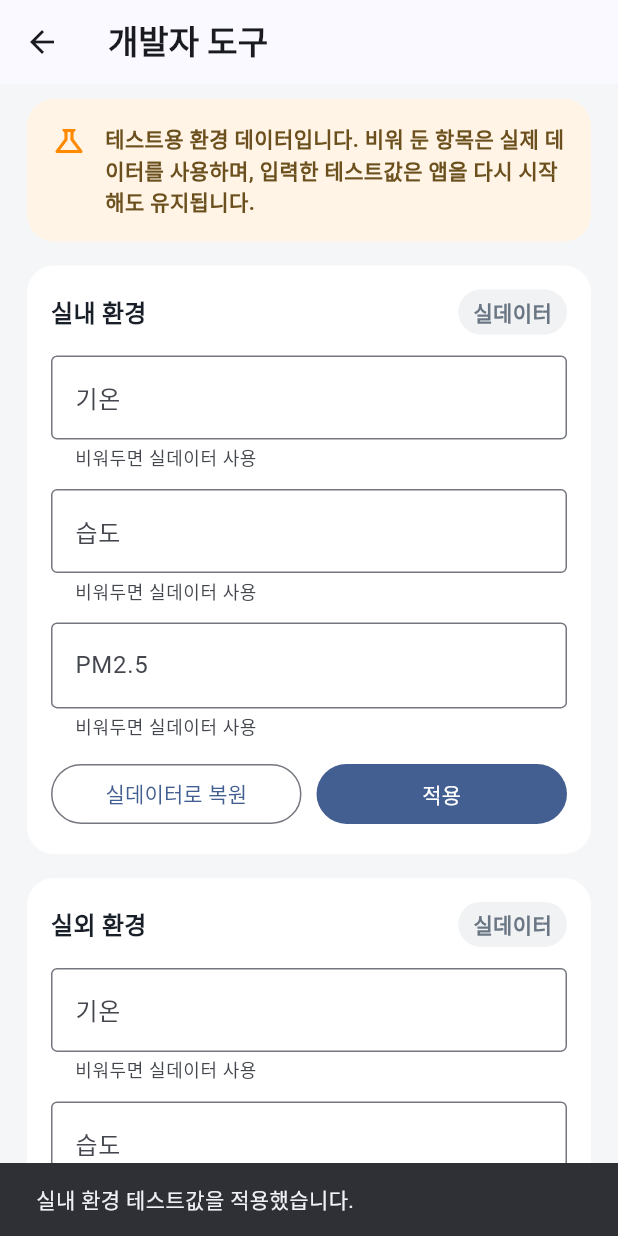
After one commit to nenmen38/2026ESWContest_free_SANGNAMJA, a Flutter app: the DeveloperToolsPage screen opened directly, after a tap on "적용", on a phone screen of 412 x 824 dp. The commit adds this screen. Run offline on Flutter 3.47's test engine with Material 3 defaults, Android fonts, the phone set to English and light mode, and no system bars; our stand-ins replace flutter_blue_plus, flutter_riverpod, flutter_secure_storage, geolocator, permission_handler; missing offline and left inert: cryptography, mobile_scanner, mqtt_client, protobuf; accounts and stored records are empty.

Commit message:
feat: 테스트값 입력 UI 구현

```diff
--- a/software/lib/environment/environment_scope.dart
+++ b/software/lib/environment/environment_scope.dart
@@ -47,7 +47,7 @@ final class IndoorEnvironmentOverrideController
         await (_restore ??= ref
             .read(appStorageProvider)
             .readIndoorEnvironmentOverride());
-    final next = IndoorEnvironmentOverride(
+    await replace(
       temperatureC: field == IndoorEnvironmentField.temperatureC
           ? value
           : current?.temperatureC,
@@ -55,6 +55,18 @@ final class IndoorEnvironmentOverrideController
           ? value
           : current?.humidityPercent,
       pm2_5: field == IndoorEnvironmentField.pm2_5 ? value : current?.pm2_5,
+    );
+  }
+
+  Future<void> replace({
+    double? temperatureC,
+    double? humidityPercent,
+    double? pm2_5,
+  }) async {
+    final next = IndoorEnvironmentOverride(
+      temperatureC: temperatureC,
+      humidityPercent: humidityPercent,
+      pm2_5: pm2_5,
       updatedAt: DateTime.now(),
     );
     next.validate();
@@ -92,8 +104,7 @@ final class OutdoorEnvironmentOverrideController
         await (_restore ??= ref
             .read(appStorageProvider)
             .readOutdoorEnvironmentOverride());
-    final now = DateTime.now();
-    final next = OutdoorEnvironmentOverride(
+    await replace(
       temperatureC: field == OutdoorEnvironmentField.temperatureC
           ? value
           : current?.temperatureC,
@@ -104,7 +115,21 @@ final class OutdoorEnvironmentOverrideController
       precipitationMm: field == OutdoorEnvironmentField.precipitationMm
           ? value
           : current?.precipitationMm,
-      updatedAt: now,
+    );
+  }
+
+  Future<void> replace({
+    double? temperatureC,
+    double? humidityPercent,
+    double? pm2_5,
+    double? precipitationMm,
+  }) async {
+    final next = OutdoorEnvironmentOverride(
+      temperatureC: temperatureC,
+      humidityPercent: humidityPercent,
+      pm2_5: pm2_5,
+      precipitationMm: precipitationMm,
+      updatedAt: DateTime.now(),
     );
     next.validate();
     if (!next.isActive) {
--- /dev/null
+++ b/software/lib/screens/developer_tools_page.dart
@@ -0,0 +1,465 @@
+import 'package:flutter/material.dart';
+import 'package:flutter_riverpod/flutter_riverpod.dart';
+
+import '../environment/environment_models.dart';
+import '../environment/environment_scope.dart';
+
+class DeveloperToolsPage extends ConsumerStatefulWidget {
+  const DeveloperToolsPage({super.key});
+
+  @override
+  ConsumerState<DeveloperToolsPage> createState() => _DeveloperToolsPageState();
+}
+
+class _DeveloperToolsPageState extends ConsumerState<DeveloperToolsPage> {
+  final _indoorFormKey = GlobalKey<FormState>();
+  final _outdoorFormKey = GlobalKey<FormState>();
+  final _indoorTemperature = TextEditingController();
+  final _indoorHumidity = TextEditingController();
+  final _indoorPm25 = TextEditingController();
+  final _outdoorTemperature = TextEditingController();
+  final _outdoorHumidity = TextEditingController();
+  final _outdoorPm25 = TextEditingController();
+  final _outdoorPrecipitation = TextEditingController();
+  bool _initialized = false;
+  bool _savingIndoor = false;
+  bool _savingOutdoor = false;
+  bool _clearingAll = false;
+
+  @override
+  void dispose() {
+    _indoorTemperature.dispose();
+    _indoorHumidity.dispose();
+    _indoorPm25.dispose();
+    _outdoorTemperature.dispose();
+    _outdoorHumidity.dispose();
+    _outdoorPm25.dispose();
+    _outdoorPrecipitation.dispose();
+    super.dispose();
+  }
+
+  void _initialize(
+    IndoorEnvironmentOverride? indoor,
+    OutdoorEnvironmentOverride? outdoor,
+  ) {
+    _indoorTemperature.text = _text(indoor?.temperatureC);
+    _indoorHumidity.text = _text(indoor?.humidityPercent);
+    _indoorPm25.text = _text(indoor?.pm2_5);
+    _outdoorTemperature.text = _text(outdoor?.temperatureC);
+    _outdoorHumidity.text = _text(outdoor?.humidityPercent);
+    _outdoorPm25.text = _text(outdoor?.pm2_5);
+    _outdoorPrecipitation.text = _text(outdoor?.precipitationMm);
+    _initialized = true;
+  }
+
+  String _text(double? value) => value == null ? '' : '$value';
+
+  double? _value(TextEditingController controller) {
+    final text = controller.text.trim();
+    return text.isEmpty ? null : double.parse(text);
+  }
+
+  Future<void> _saveIndoor() async {
+    if (!_indoorFormKey.currentState!.validate()) return;
+    setState(() => _savingIndoor = true);
+    try {
+      await ref
+          .read(indoorEnvironmentOverrideProvider.notifier)
+          .replace(
+            temperatureC: _value(_indoorTemperature),
+            humidityPercent: _value(_indoorHumidity),
+            pm2_5: _value(_indoorPm25),
+          );
+      _showMessage('실내 환경 테스트값을 적용했습니다.');
+    } on Object catch (error) {
+      _showMessage('실내 환경 테스트값을 저장하지 못했습니다: $error');
+    } finally {
+      if (mounted) setState(() => _savingIndoor = false);
+    }
+  }
+
+  Future<void> _saveOutdoor() async {
+    if (!_outdoorFormKey.currentState!.validate()) return;
+    setState(() => _savingOutdoor = true);
+    try {
+      await ref
+          .read(outdoorEnvironmentOverrideProvider.notifier)
+          .replace(
+            temperatureC: _value(_outdoorTemperature),
+            humidityPercent: _value(_outdoorHumidity),
+            pm2_5: _value(_outdoorPm25),
+            precipitationMm: _value(_outdoorPrecipitation),
+          );
+      _showMessage('실외 환경 테스트값을 적용했습니다.');
+    } on Object catch (error) {
+      _showMessage('실외 환경 테스트값을 저장하지 못했습니다: $error');
+    } finally {
+      if (mounted) setState(() => _savingOutdoor = false);
+    }
+  }
+
+  Future<void> _clearIndoor() async {
+    setState(() => _savingIndoor = true);
+    try {
+      await ref.read(indoorEnvironmentOverrideProvider.notifier).clearAll();
+      _indoorTemperature.clear();
+      _indoorHumidity.clear();
+      _indoorPm25.clear();
+      _showMessage('실내 환경을 실데이터로 복원했습니다.');
+    } on Object catch (error) {
+      _showMessage('실내 환경 테스트값을 해제하지 못했습니다: $error');
+    } finally {
+      if (mounted) setState(() => _savingIndoor = false);
+    }
+  }
+
+  Future<void> _clearOutdoor() async {
+    setState(() => _savingOutdoor = true);
+    try {
+      await ref.read(outdoorEnvironmentOverrideProvider.notifier).clearAll();
+      _outdoorTemperature.clear();
+      _outdoorHumidity.clear();
+      _outdoorPm25.clear();
+      _outdoorPrecipitation.clear();
+      _showMessage('실외 환경을 실데이터로 복원했습니다.');
+    } on Object catch (error) {
+      _showMessage('실외 환경 테스트값을 해제하지 못했습니다: $error');
+    } finally {
+      if (mounted) setState(() => _savingOutdoor = false);
+    }
+  }
+
+  Future<void> _clearAll() async {
+    setState(() => _clearingAll = true);
+    try {
+      await Future.wait([
+        ref.read(indoorEnvironmentOverrideProvider.notifier).clearAll(),
+        ref.read(outdoorEnvironmentOverrideProvider.notifier).clearAll(),
+      ]);
+      _indoorTemperature.clear();
+      _indoorHumidity.clear();
+      _indoorPm25.clear();
+      _outdoorTemperature.clear();
+      _outdoorHumidity.clear();
+      _outdoorPm25.clear();
+      _outdoorPrecipitation.clear();
+      _showMessage('모든 환경 데이터를 실데이터로 복원했습니다.');
+    } on Object catch (error) {
+      _showMessage('환경 테스트값을 해제하지 못했습니다: $error');
+    } finally {
+      if (mounted) setState(() => _clearingAll = false);
+    }
+  }
+
+  void _showMessage(String message) {
+    if (!mounted) return;
+    ScaffoldMessenger.of(context)
+      ..hideCurrentSnackBar()
+      ..showSnackBar(SnackBar(content: Text(message)));
+  }
+
+  @override
+  Widget build(BuildContext context) {
+    final indoor = ref.watch(indoorEnvironmentOverrideProvider);
+    final outdoor = ref.watch(outdoorEnvironmentOverrideProvider);
+    if (indoor.isLoading || outdoor.isLoading) {
+      return const Scaffold(body: Center(child: CircularProgressIndicator()));
+    }
+    if (indoor.hasError || outdoor.hasError) {
+      return Scaffold(
+        appBar: AppBar(title: const Text('개발자 도구')),
+        body: Center(
+          child: FilledButton.icon(
+            onPressed: () {
+              ref.invalidate(indoorEnvironmentOverrideProvider);
+              ref.invalidate(outdoorEnvironmentOverrideProvider);
+            },
+            icon: const Icon(Icons.refresh),
+            label: const Text('다시 불러오기'),
+          ),
+        ),
+      );
+    }
+    if (!_initialized) _initialize(indoor.value, outdoor.value);
+    final busy = _savingIndoor || _savingOutdoor || _clearingAll;
+
+    return Scaffold(
+      backgroundColor: const Color(0xFFF4F6F8),
+      appBar: AppBar(
+        title: const Text(
+          '개발자 도구',
+          style: TextStyle(fontWeight: FontWeight.w900),
+        ),
+      ),
+      body: SafeArea(
+        child: Center(
+          child: ConstrainedBox(
+            constraints: const BoxConstraints(maxWidth: 430),
+            child: ListView(
+              key: const ValueKey('developer_tools.list'),
+              padding: const EdgeInsets.fromLTRB(18, 10, 18, 24),
+              children: [
+                Container(
+                  padding: const EdgeInsets.all(16),
+                  decoration: BoxDecoration(
+                    color: const Color(0xFFFFF4E5),
+                    borderRadius: BorderRadius.circular(18),
+                  ),
+                  child: const Row(
+                    crossAxisAlignment: CrossAxisAlignment.start,
+                    children: [
+                      Icon(Icons.science_outlined, color: Color(0xFFFF8A00)),
+                      SizedBox(width: 12),
+                      Expanded(
+                        child: Text(
+                          '테스트용 환경 데이터입니다. 비워 둔 항목은 실제 데이터를 사용하며, 입력한 테스트값은 앱을 다시 시작해도 유지됩니다.',
+                          style: TextStyle(
+                            color: Color(0xFF6B4F1D),
+                            height: 1.45,
+                            fontWeight: FontWeight.w700,
+                          ),
+                        ),
+                      ),
+                    ],
+                  ),
+                ),
+                const SizedBox(height: 16),
+                _OverrideSection(
+                  title: '실내 환경',
+                  isActive: indoor.value?.isActive ?? false,
+                  formKey: _indoorFormKey,
+                  fields: [
+                    _NumberField(
+                      fieldKey: const ValueKey('indoor.temperatureC'),
+                      controller: _indoorTemperature,
+                      label: '기온',
+                      unit: '°C',
+                      minimum: -100,
+                      maximum: 100,
+                    ),
+                    _NumberField(
+                      fieldKey: const ValueKey('indoor.humidityPercent'),
+                      controller: _indoorHumidity,
+                      label: '습도',
+                      unit: '%',
+                      minimum: 0,
+                      maximum: 100,
+                    ),
+                    _NumberField(
+                      fieldKey: const ValueKey('indoor.pm2_5'),
+                      controller: _indoorPm25,
+                      label: 'PM2.5',
+                      unit: '㎍/㎥',
+                      minimum: 0,
+                      maximum: 10000,
+                    ),
+                  ],
+                  busy: _savingIndoor || _clearingAll,
+                  applyKey: const ValueKey('indoor.apply'),
+                  clearKey: const ValueKey('indoor.clear'),
+                  onApply: _saveIndoor,
+                  onClear: _clearIndoor,
+                ),
+                const SizedBox(height: 16),
+                _OverrideSection(
+                  title: '실외 환경',
+                  isActive: outdoor.value?.isActive ?? false,
+                  formKey: _outdoorFormKey,
+                  fields: [
+                    _NumberField(
+                      fieldKey: const ValueKey('outdoor.temperatureC'),
+                      controller: _outdoorTemperature,
+                      label: '기온',
+                      unit: '°C',
+                      minimum: -100,
+                      maximum: 100,
+                    ),
+                    _NumberField(
+                      fieldKey: const ValueKey('outdoor.humidityPercent'),
+                      controller: _outdoorHumidity,
+                      label: '습도',
+                      unit: '%',
+                      minimum: 0,
+                      maximum: 100,
+                    ),
+                    _NumberField(
+                      fieldKey: const ValueKey('outdoor.pm2_5'),
+                      controller: _outdoorPm25,
+                      label: 'PM2.5',
+                      unit: '㎍/㎥',
+                      minimum: 0,
+                      maximum: 10000,
+                    ),
+                    _NumberField(
+                      fieldKey: const ValueKey('outdoor.precipitationMm'),
+                      controller: _outdoorPrecipitation,
+                      label: '강수량',
+                      unit: 'mm',
+                      minimum: 0,
+                      maximum: 1000,
+                    ),
+                  ],
+                  busy: _savingOutdoor || _clearingAll,
+                  applyKey: const ValueKey('outdoor.apply'),
+                  clearKey: const ValueKey('outdoor.clear'),
+                  onApply: _saveOutdoor,
+                  onClear: _clearOutdoor,
+                ),
+                const SizedBox(height: 16),
+                OutlinedButton.icon(
+                  key: const ValueKey('environment.clearAll'),
+                  onPressed: busy ? null : _clearAll,
+                  icon: const Icon(Icons.restore),
+                  label: const Text('모든 테스트값 해제'),
+                  style: OutlinedButton.styleFrom(
+                    minimumSize: const Size.fromHeight(52),
+                  ),
+                ),
+              ],
+            ),
+          ),
+        ),
+      ),
+    );
+  }
+}
+
+class _OverrideSection extends StatelessWidget {
+  const _OverrideSection({
+    required this.title,
+    required this.isActive,
+    required this.formKey,
+    required this.fields,
+    required this.busy,
+    required this.applyKey,
+    required this.clearKey,
+    required this.onApply,
+    required this.onClear,
+  });
+
+  final String title;
+  final bool isActive;
+  final GlobalKey<FormState> formKey;
+  final List<Widget> fields;
+  final bool busy;
+  final Key applyKey;
+  final Key clearKey;
+  final VoidCallback onApply;
+  final VoidCallback onClear;
+
+  @override
+  Widget build(BuildContext context) => Container(
+    padding: const EdgeInsets.all(16),
+    decoration: BoxDecoration(
+      color: Colors.white,
+      borderRadius: BorderRadius.circular(18),
+    ),
+    child: Form(
+      key: formKey,
+      child: Column(
+        crossAxisAlignment: CrossAxisAlignment.stretch,
+        children: [
+          Row(
+            children: [
+              Expanded(
+                child: Text(
+                  title,
+                  style: Theme.of(context).textTheme.titleMedium
+                      ?.copyWith(fontWeight: FontWeight.w900),
+                ),
+              ),
+              Container(
+                padding: const EdgeInsets.symmetric(
+                  horizontal: 10,
+                  vertical: 5,
+                ),
+                decoration: BoxDecoration(
+                  color:
+                      (isActive
+                              ? const Color(0xFFFF8A00)
+                              : const Color(0xFF8B95A1))
+                          .withValues(alpha: 0.12),
+                  borderRadius: BorderRadius.circular(999),
+                ),
+                child: Text(
+                  isActive ? '테스트값 사용' : '실데이터',
+                  style: TextStyle(
+                    color: isActive
+                        ? const Color(0xFFD96F00)
+                        : const Color(0xFF6B7684),
+                    fontWeight: FontWeight.w800,
+                  ),
+                ),
+              ),
+            ],
+          ),
+          const SizedBox(height: 14),
+          ...fields.expand((field) => [field, const SizedBox(height: 12)]),
+          Row(
+            children: [
+              Expanded(
+                child: OutlinedButton(
+                  key: clearKey,
+                  onPressed: busy ? null : onClear,
+                  child: const Text('실데이터로 복원'),
+                ),
+              ),
+              const SizedBox(width: 10),
+              Expanded(
+                child: FilledButton(
+                  key: applyKey,
+                  onPressed: busy ? null : onApply,
+                  child: const Text('적용'),
+                ),
+              ),
+            ],
+          ),
+        ],
+      ),
+    ),
+  );
+}
+
+class _NumberField extends StatelessWidget {
+  const _NumberField({
+    required this.fieldKey,
+    required this.controller,
+    required this.label,
+    required this.unit,
+    required this.minimum,
+    required this.maximum,
+  });
+
+  final Key fieldKey;
+  final TextEditingController controller;
+  final String label;
+  final String unit;
+  final double minimum;
+  final double maximum;
+
+  @override
+  Widget build(BuildContext context) => TextFormField(
+    key: fieldKey,
+    controller: controller,
+    keyboardType: const TextInputType.numberWithOptions(
+      decimal: true,
+      signed: true,
+    ),
+    decoration: InputDecoration(
+      labelText: label,
+      suffixText: unit,
+      helperText: '비워두면 실데이터 사용',
+      border: const OutlineInputBorder(),
+    ),
+    validator: (raw) {
+      final text = raw?.trim() ?? '';
+      if (text.isEmpty) return null;
+      final value = double.tryParse(text);
+      if (value == null || !value.isFinite) return '숫자를 입력해 주세요.';
+      if (value < minimum || value > maximum) {
+        return '$minimum부터 $maximum 사이여야 합니다.';
+      }
+      return null;
+    },
+  );
+}
```
Also changed, not shown: software/lib/screens/settings_page.dart (+24 -0 lines), 2 other files.
